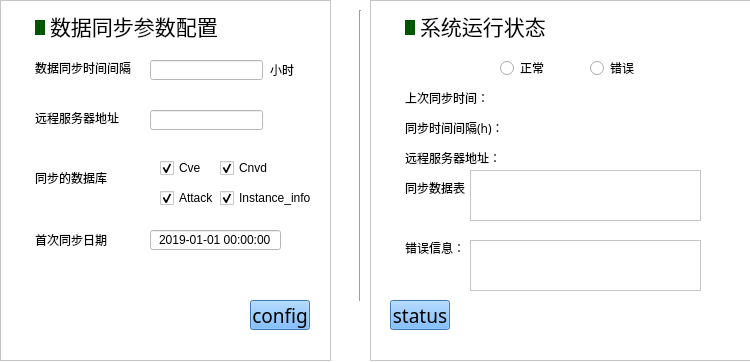
Old version of the form data_syncGUI/UI_mainwindow.ui in the repository dreamer121121/data-sync.
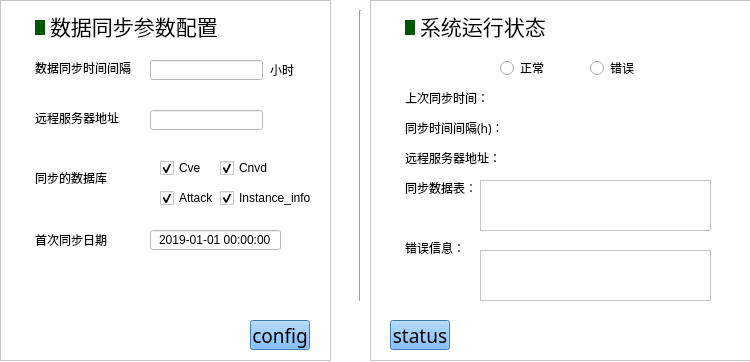
New version of the form.

Patch:
```diff
--- a/data_syncGUI/UI_mainwindow.ui
+++ b/data_syncGUI/UI_mainwindow.ui
@@ -288,7 +288,7 @@
     <property name="geometry">
      <rect>
       <x>250</x>
-      <y>300</y>
+      <y>320</y>
       <width>60</width>
       <height>30</height>
      </rect>
@@ -517,7 +517,7 @@
     <property name="geometry">
      <rect>
       <x>20</x>
-      <y>300</y>
+      <y>320</y>
       <width>60</width>
       <height>30</height>
      </rect>
@@ -556,8 +556,8 @@
    <widget class="QTextBrowser" name="textBrowser">
     <property name="geometry">
      <rect>
-      <x>100</x>
-      <y>240</y>
+      <x>110</x>
+      <y>250</y>
       <width>231</width>
       <height>51</height>
      </rect>
@@ -582,8 +582,8 @@
    <widget class="QTextBrowser" name="textBrowser_2">
     <property name="geometry">
      <rect>
-      <x>100</x>
-      <y>170</y>
+      <x>110</x>
+      <y>180</y>
       <width>231</width>
       <height>51</height>
      </rect>
```
Left out of the diff: 2 changed lines with no effect on the pictures.
